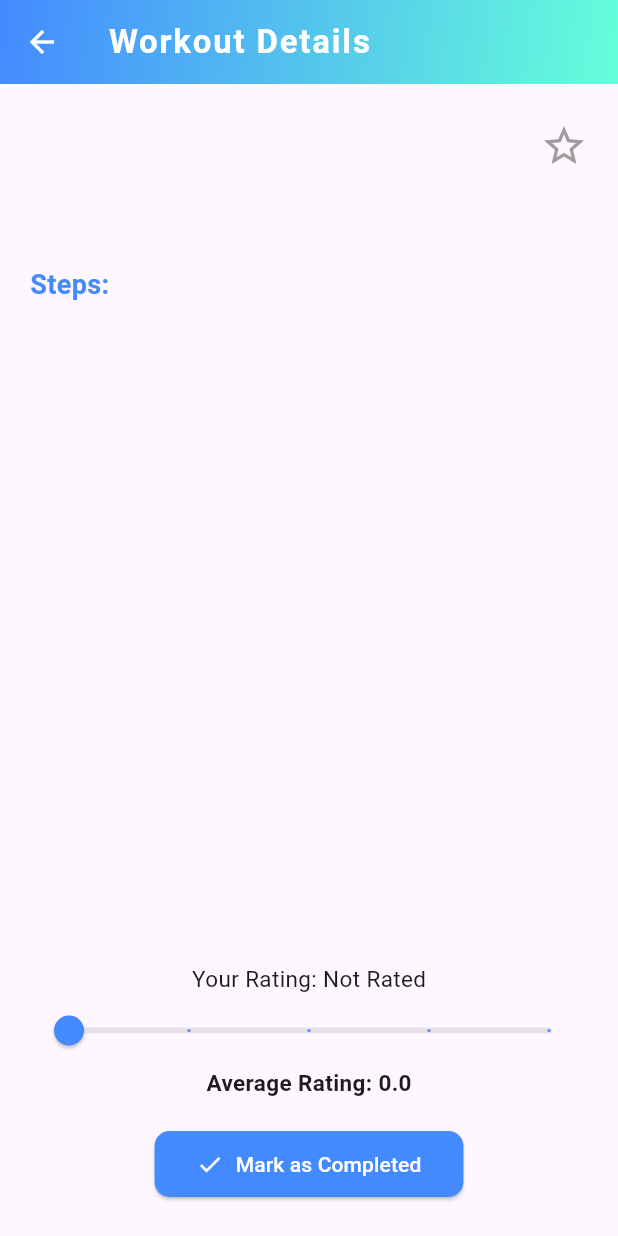
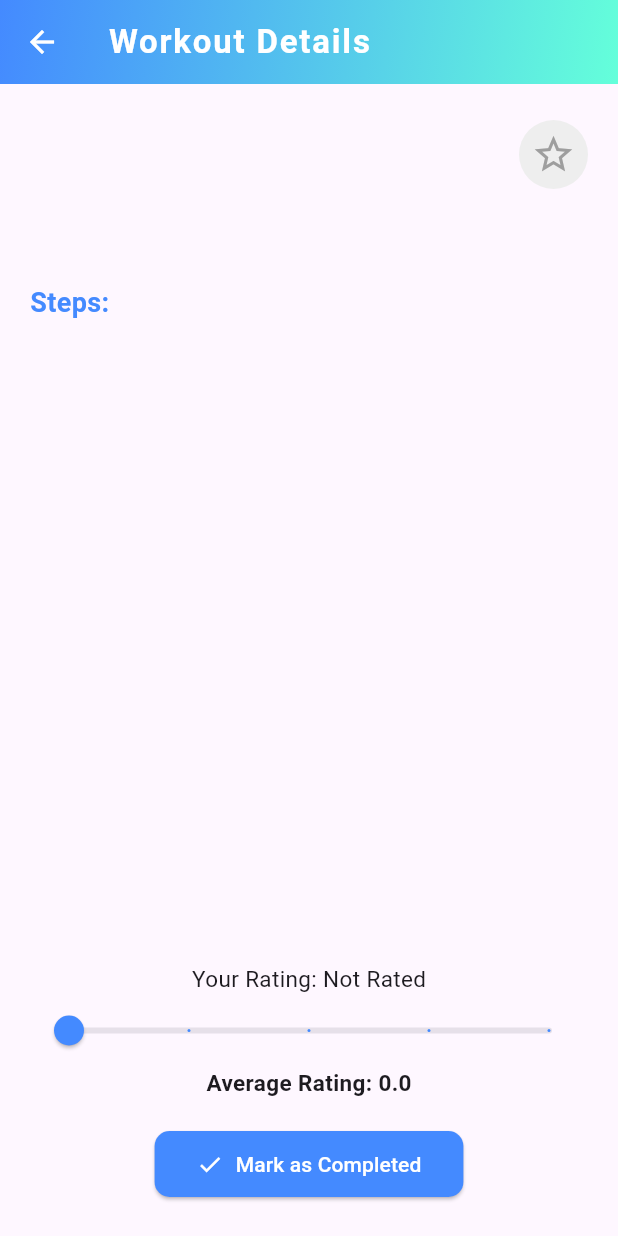
Before and after one commit to Lacesz0123/fitwithus, a Flutter app: the WorkoutDetailScreen screen opened directly with empty values, on a phone screen of 412 x 824 dp. Run offline on Flutter 3.47's test engine with Material 3 defaults, Android fonts, the phone set to English and light mode, and no system bars; our stand-ins replace cloud_firestore, email_validator, firebase_auth, firebase_core, firebase_storage, fl_chart and 3 more; accounts and stored records are empty.

Commit message:
workout detail screen favorite icon updated

```diff
--- a/lib/workouts/in_a_category/workout_detail_screen.dart
+++ b/lib/workouts/in_a_category/workout_detail_screen.dart
@@ -238,10 +238,29 @@ class _WorkoutDetailScreenState extends State<WorkoutDetailScreen> {
                     if (!isGuest)
                       GestureDetector(
                         onTap: _toggleFavorite,
-                        child: Icon(
-                          isFavorite ? Icons.star : Icons.star_border,
-                          color: isFavorite ? Colors.orange : Colors.grey,
-                          size: 32,
+                        child: AnimatedContainer(
+                          duration: const Duration(milliseconds: 300),
+                          decoration: BoxDecoration(
+                            color: isFavorite
+                                ? Colors.yellow.shade100
+                                : Colors.grey.shade200,
+                            shape: BoxShape.circle,
+                            boxShadow: isFavorite
+                                ? [
+                                    BoxShadow(
+                                      color: Colors.yellow.shade400,
+                                      blurRadius: 10,
+                                      spreadRadius: 1,
+                                    ),
+                                  ]
+                                : [],
+                          ),
+                          padding: const EdgeInsets.all(8),
+                          child: Icon(
+                            isFavorite ? Icons.star : Icons.star_border,
+                            color: isFavorite ? Colors.orange : Colors.grey,
+                            size: 30,
+                          ),
                         ),
                       ),
                   ],
```
